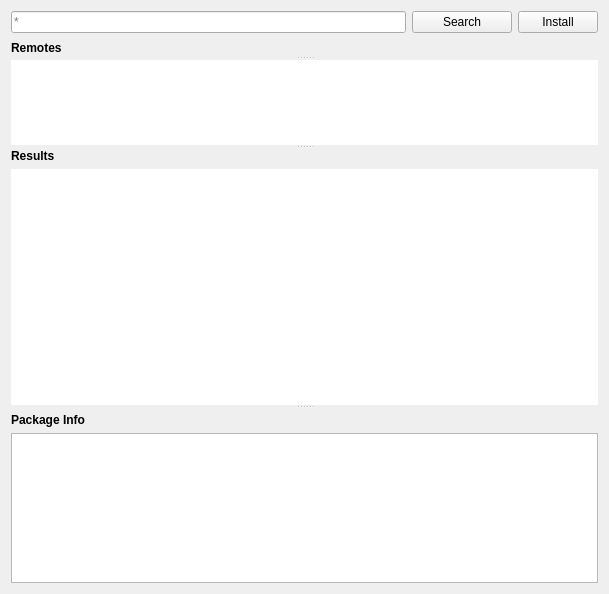
The window that src/conan_app_launcher/ui/views/conan_search/conan_search.ui (goszpeti/conan_explorer) describes before a commit, drawn with Qt 5.
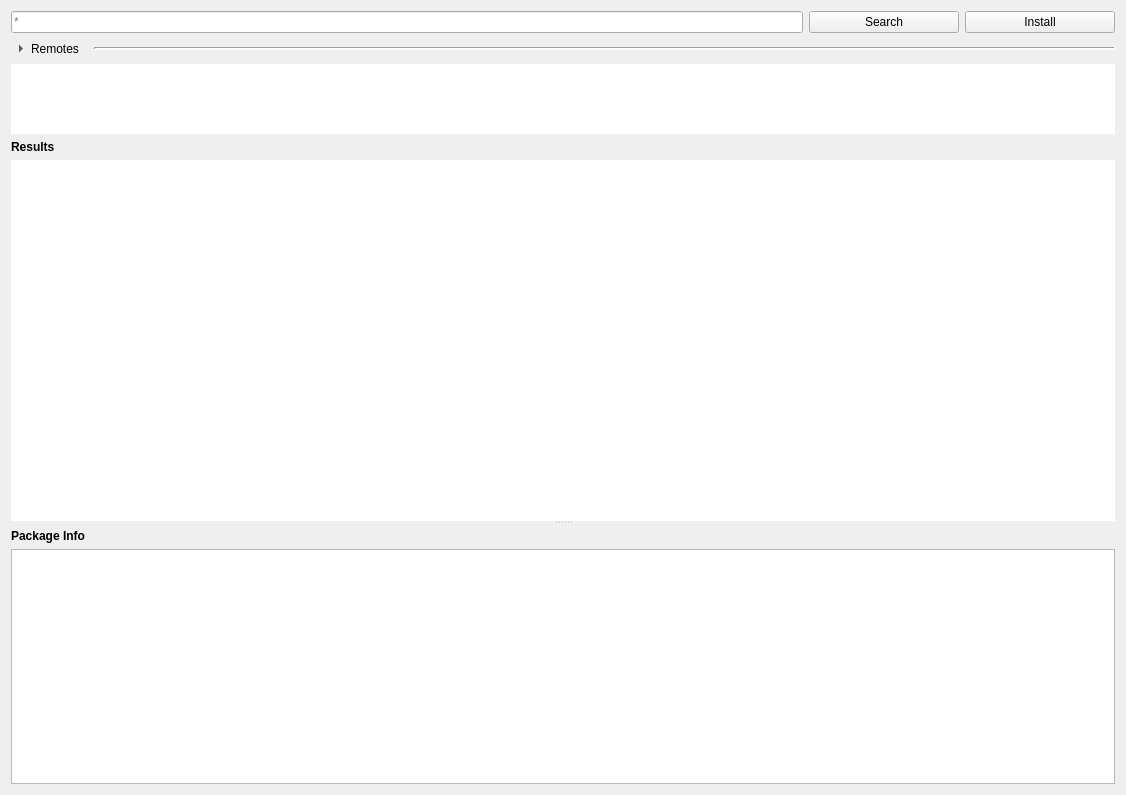
The same window after the commit. Icons and pictures are not drawn. Custom widgets are drawn as their Qt base class.

Commit message: * Add foldable Remote list * Minor rework of fluent gui sizes * App Edit Dialog expands on long args * Prototype ui for new AppLinks * Fix double opening on AppLinks

Patch:
```diff
--- a/src/conan_app_launcher/ui/views/conan_search/conan_search.ui
+++ b/src/conan_app_launcher/ui/views/conan_search/conan_search.ui
@@ -6,30 +6,33 @@
    <rect>
     <x>0</x>
     <y>0</y>
-    <width>609</width>
-    <height>594</height>
+    <width>1126</width>
+    <height>795</height>
    </rect>
   </property>
   <property name="windowTitle">
    <string>Conan Search</string>
   </property>
+  <property name="styleSheet">
+   <string notr="true"/>
+  </property>
   <layout class="QVBoxLayout" name="verticalLayout">
    <item>
-    <layout class="QHBoxLayout" name="search_text_button_layout" stretch="1,1,0">
+    <layout class="QHBoxLayout" name="search_text_button_layout" stretch="1,1,1">
      <property name="sizeConstraint">
       <enum>QLayout::SetDefaultConstraint</enum>
      </property>
      <item>
       <widget class="ConanRefLineEdit" name="search_line">
        <property name="sizePolicy">
-        <sizepolicy hsizetype="Expanding" vsizetype="Preferred">
+        <sizepolicy hsizetype="MinimumExpanding" vsizetype="Preferred">
          <horstretch>1</horstretch>
          <verstretch>0</verstretch>
         </sizepolicy>
        </property>
        <property name="minimumSize">
         <size>
-         <width>200</width>
+         <width>100</width>
          <height>0</height>
         </size>
        </property>
@@ -41,7 +44,7 @@
        </property>
        <property name="sizeIncrement">
         <size>
-         <width>1</width>
+         <width>0</width>
          <height>0</height>
         </size>
        </property>
@@ -64,24 +67,24 @@
      </item>
      <item>
       <widget class="QPushButton" name="search_button">
+       <property name="sizePolicy">
+        <sizepolicy hsizetype="MinimumExpanding" vsizetype="Fixed">
+         <horstretch>0</horstretch>
+         <verstretch>0</verstretch>
+        </sizepolicy>
+       </property>
        <property name="minimumSize">
         <size>
-         <width>50</width>
+         <width>150</width>
          <height>0</height>
         </size>
        </property>
        <property name="maximumSize">
         <size>
-         <width>100</width>
+         <width>150</width>
          <height>16777215</height>
         </size>
        </property>
-       <property name="sizeIncrement">
-        <size>
-         <width>0</width>
-         <height>0</height>
-        </size>
-       </property>
        <property name="text">
         <string>Search</string>
        </property>
@@ -93,6 +96,24 @@
      </item>
      <item>
       <widget class="QPushButton" name="install_button">
+       <property name="sizePolicy">
+        <sizepolicy hsizetype="MinimumExpanding" vsizetype="Fixed">
+         <horstretch>0</horstretch>
+         <verstretch>0</verstretch>
+        </sizepolicy>
+       </property>
+       <property name="minimumSize">
+        <size>
+         <width>150</width>
+         <height>0</height>
+        </size>
+       </property>
+       <property name="maximumSize">
+        <size>
+         <width>150</width>
+         <height>16777215</height>
+        </size>
+       </property>
        <property name="text">
         <string>Install</string>
        </property>
@@ -105,32 +126,54 @@
     </layout>
    </item>
    <item>
-    <widget class="QSplitter" name="splitter">
-     <property name="orientation">
-      <enum>Qt::Vertical</enum>
-     </property>
-     <property name="childrenCollapsible">
-      <bool>false</bool>
-     </property>
-     <widget class="QLabel" name="remotes_label">
-      <property name="sizePolicy">
-       <sizepolicy hsizetype="Preferred" vsizetype="Fixed">
-        <horstretch>0</horstretch>
-        <verstretch>0</verstretch>
-       </sizepolicy>
-      </property>
-      <property name="font">
-       <font>
-        <bold>true</bold>
-       </font>
+    <layout class="QHBoxLayout" name="horizontalLayout">
+     <item>
+      <widget class="QToolButton" name="remote_toggle_button">
+       <property name="styleSheet">
+        <string notr="true"> border: none; </string>
       </property>
       <property name="text">
        <string>Remotes</string>
       </property>
-     </widget>
+       <property name="checkable">
+        <bool>true</bool>
+       </property>
+       <property name="toolButtonStyle">
+        <enum>Qt::ToolButtonTextBesideIcon</enum>
+       </property>
+       <property name="arrowType">
+        <enum>Qt::RightArrow</enum>
+       </property>
+      </widget>
+     </item>
+     <item>
+      <widget class="QFrame" name="remote_hline">
+       <property name="sizePolicy">
+        <sizepolicy hsizetype="Expanding" vsizetype="Maximum">
+         <horstretch>0</horstretch>
+         <verstretch>0</verstretch>
+        </sizepolicy>
+       </property>
+       <property name="styleSheet">
+        <string notr="true"/>
+       </property>
+       <property name="frameShape">
+        <enum>QFrame::HLine</enum>
+       </property>
+       <property name="frameShadow">
+        <enum>QFrame::Sunken</enum>
+       </property>
+       <property name="lineWidth">
+        <number>2</number>
+       </property>
+      </widget>
+     </item>
+    </layout>
+   </item>
+   <item>
      <widget class="QListWidget" name="remote_list">
       <property name="sizePolicy">
-       <sizepolicy hsizetype="Expanding" vsizetype="Fixed">
+      <sizepolicy hsizetype="MinimumExpanding" vsizetype="Fixed">
         <horstretch>0</horstretch>
         <verstretch>0</verstretch>
        </sizepolicy>
@@ -138,7 +181,13 @@
       <property name="minimumSize">
        <size>
         <width>0</width>
-        <height>50</height>
+       <height>0</height>
+      </size>
+     </property>
+     <property name="maximumSize">
+      <size>
+       <width>16777215</width>
+       <height>16777215</height>
        </size>
       </property>
       <property name="frameShape">
@@ -153,12 +202,21 @@
       <property name="sizeAdjustPolicy">
        <enum>QAbstractScrollArea::AdjustToContents</enum>
       </property>
+     <property name="autoScroll">
+      <bool>false</bool>
+     </property>
       <property name="selectionMode">
        <enum>QAbstractItemView::NoSelection</enum>
       </property>
+     <property name="movement">
+      <enum>QListView::Snap</enum>
+     </property>
       <property name="resizeMode">
        <enum>QListView::Adjust</enum>
       </property>
+     <property name="layoutMode">
+      <enum>QListView::Batched</enum>
+     </property>
       <property name="uniformItemSizes">
        <bool>true</bool>
       </property>
@@ -169,9 +227,11 @@
        <bool>true</bool>
       </property>
      </widget>
+   </item>
+   <item>
      <widget class="QSplitter" name="views_splitter">
       <property name="sizePolicy">
-       <sizepolicy hsizetype="Preferred" vsizetype="MinimumExpanding">
+      <sizepolicy hsizetype="MinimumExpanding" vsizetype="Expanding">
         <horstretch>0</horstretch>
         <verstretch>0</verstretch>
        </sizepolicy>
@@ -208,7 +268,7 @@
         <item>
          <widget class="QTreeView" name="search_results_tree_view">
           <property name="sizePolicy">
-           <sizepolicy hsizetype="Expanding" vsizetype="Preferred">
+          <sizepolicy hsizetype="Expanding" vsizetype="MinimumExpanding">
             <horstretch>0</horstretch>
             <verstretch>0</verstretch>
            </sizepolicy>
@@ -230,7 +290,7 @@
        </layout>
       </widget>
       <widget class="QWidget" name="layoutWidget_3">
-       <layout class="QVBoxLayout" name="pkg_info_layout" stretch="0,1">
+      <layout class="QVBoxLayout" name="pkg_info_layout" stretch="0,0">
         <property name="sizeConstraint">
          <enum>QLayout::SetMinAndMaxSize</enum>
         </property>
@@ -287,7 +347,6 @@
          </widget>
         </item>
        </layout>
-      </widget>
      </widget>
     </widget>
    </item>
```
Lines whose indentation alone changed are shown as unchanged. The commit also changes 17 other files.
